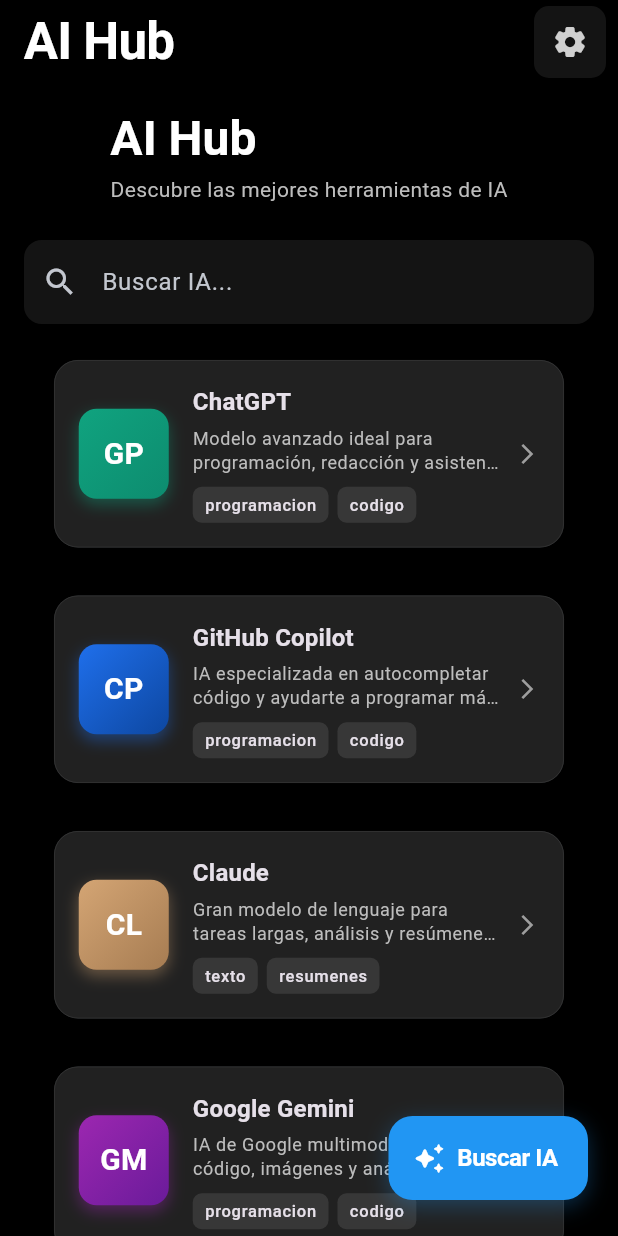
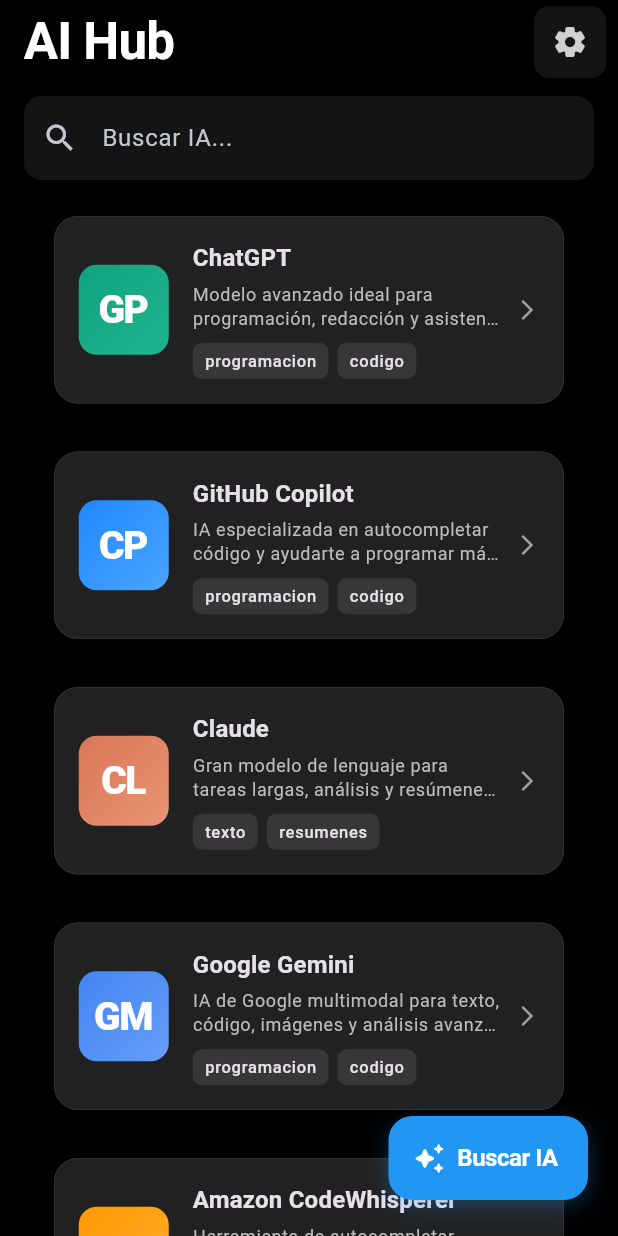
Before and after one commit to Ameri50/primera-aplicaciond-de-10, a Flutter app: the screen it shows after launch, on a phone screen of 412 x 824 dp. Run offline on Flutter 3.47's test engine with Material 3 defaults, Android fonts, the phone set to English and light mode, and no system bars.

Commit message:
en proceso de terminar

```diff
--- a/lib/src/app/ui/home/ai_utils.dart
+++ b/lib/src/app/ui/home/ai_utils.dart
@@ -1,43 +1,85 @@
 import 'package:flutter/material.dart';
 
 class AiUtils {
+  // Colores brillantes para los gradientes
+  static const List<List<Color>> brightGradients = [
+    [Color(0xFF10A37F), Color(0xFF1FB38D)], // ChatGPT - Verde
+    [Color(0xFF2088FF), Color(0xFF4AA4FF)], // GitHub - Azul
+    [Color(0xFFD97757), Color(0xFFE89474)], // Claude - Marrón
+    [Color(0xFF4285F4), Color(0xFF669DF6)], // Google - Azul claro
+    [Color(0xFFFF9900), Color(0xFFFFAD33)], // Amazon - Naranja
+    [Color(0xFF9B59B6), Color(0xFFAF7AC5)], // Midjourney - Púrpura
+    [Color(0xFFE74C3C), Color(0xFFEC7063)], // DALL-E - Rojo
+    [Color(0xFF00C4CC), Color(0xFF33D1D8)], // Canva - Cyan
+    [Color(0xFF3498DB), Color(0xFF5DADE2)], // Stable - Azul
+    [Color(0xFFFF0050), Color(0xFFFF3366)], // Adobe - Rosa
+    [Color(0xFF1FB6FF), Color(0xFF4DC4FF)], // Perplexity - Cyan
+    [Color(0xFF7B68EE), Color(0xFF9B8AEE)], // You.com - Púrpura
+    [Color(0xFFFF6B6B), Color(0xFFFF8787)], // Jasper - Rojo
+    [Color(0xFF16A085), Color(0xFF1ABC9C)], // Copy.ai - Verde
+    [Color(0xFF15C39A), Color(0xFF3BD5AE)], // Grammarly - Verde azul
+    [Color(0xFFE67E22), Color(0xFFEB984E)], // Eleven Labs - Naranja
+    [Color(0xFF8E44AD), Color(0xFFA569BD)], // Descript - Púrpura
+    [Color(0xFF34495E), Color(0xFF5D6D7B)], // Notion - Gris oscuro
+    [Color(0xFF0078D4), Color(0xFF33A3F4)], // Microsoft - Azul
+    [Color(0xFFFF4757), Color(0xFFFF6B81)], // Synthesia - Rosa
+    [Color(0xFF6C5CE7), Color(0xFF8B7AE7)], // Runway - Púrpura
+    [Color(0xFF14BF96), Color(0xFF3DD5B5)], // Khan - Verde
+  ];
+
   static List<Color> getGradientForAi(String name) {
     final lowerName = name.toLowerCase().trim();
 
-    final gradients = {
-      'chatgpt': [const Color(0xFF10A37F), const Color(0xFF0D8C6F)],
-      'github copilot': [const Color(0xFF1F6FEB), const Color(0xFF0D47A1)],
-      'claude': [const Color(0xFFD4A574), const Color(0xFFA67C52)],
-      'google gemini': [const Color(0xFF9C27B0), const Color(0xFF6A1B9A)],
-      'amazon codewhisperer': [const Color(0xFFFF9900), const Color(0xFFE68B00)],
-      'midjourney': [const Color(0xFF5B21B6), const Color(0xFF3730A3)],
-      'dall-e': [const Color(0xFF00BCD4), const Color(0xFF0097A7)],
-      'canva': [const Color(0xFF00D4FF), const Color(0xFF0099CC)],
-      'stable diffusion': [const Color(0xFFFF6B6B), const Color(0xFFEE5A6F)],
-      'adobe firefly': [const Color(0xFFFF0000), const Color(0xFFCC0000)],
-      'perplexity': [const Color(0xFF3B82F6), const Color(0xFF1E40AF)],
-      'you.com': [const Color(0xFFFF6B35), const Color(0xFFE63946)],
-      'jasper': [const Color(0xFF6D28D9), const Color(0xFF4C1D95)],
-      'copy.ai': [const Color(0xFF14B8A6), const Color(0xFF0D9488)],
-      'grammarly': [const Color(0xFF15C784), const Color(0xFF0BA156)],
-      'eleven labs': [const Color(0xFF8B5CF6), const Color(0xFF6D28D9)],
-      'descript': [const Color(0xFFFBBF24), const Color(0xFFF59E0B)],
-      'notion': [const Color(0xFF000000), const Color(0xFF404040)],
-      'microsoft copilot': [const Color(0xFF0078D4), const Color(0xFF005A9E)],
-      'synthesia': [const Color(0xFF00D4FF), const Color(0xFF0099FF)],
-      'runway': [const Color(0xFF00FF88), const Color(0xFF00CC66)],
-      'khan academy': [const Color(0xFF14BF96), const Color(0xFF0F9470)],
+    // Mapa de nombres a índices de colores
+    final nameToIndex = {
+      'chatgpt': 0,
+      'github copilot': 1,
+      'github': 1,
+      'claude': 2,
+      'google gemini': 3,
+      'gemini': 3,
+      'amazon codewhisperer': 4,
+      'amazon': 4,
+      'midjourney': 5,
+      'dall-e': 6,
+      'dalle': 6,
+      'canva ai': 7,
+      'canva': 7,
+      'stable diffusion': 8,
+      'stable': 8,
+      'adobe firefly': 9,
+      'adobe': 9,
+      'firefly': 9,
+      'perplexity': 10,
+      'you.com': 11,
+      'you': 11,
+      'jasper': 12,
+      'copy.ai': 13,
+      'copy': 13,
+      'grammarly': 14,
+      'eleven labs': 15,
+      'eleven': 15,
+      'descript': 16,
+      'notion ai': 17,
+      'notion': 17,
+      'microsoft copilot': 18,
+      'microsoft': 18,
+      'synthesia': 19,
+      'runway ml': 20,
+      'runway': 20,
+      'khan academy': 21,
+      'khan': 21,
     };
 
     // Busca coincidencia exacta primero
-    if (gradients.containsKey(lowerName)) {
-      return gradients[lowerName]!;
+    if (nameToIndex.containsKey(lowerName)) {
+      return brightGradients[nameToIndex[lowerName]!];
     }
 
-    // Si no encuentra, busca por palabras clave
-    for (var key in gradients.keys) {
+    // Busca por palabras clave
+    for (var key in nameToIndex.keys) {
       if (lowerName.contains(key) || key.contains(lowerName)) {
-        return gradients[key]!;
+        return brightGradients[nameToIndex[key]!];
       }
     }
 
@@ -46,55 +88,59 @@ class AiUtils {
   }
 
   static List<Color> _generateGradientFromName(String name) {
-    final colors = [
-      [const Color(0xFF667EEA), const Color(0xFF764BA2)],
-      [const Color(0xFFF093FB), const Color(0xFFF5576C)],
-      [const Color(0xFF4FACFE), const Color(0xFF00F2FE)],
-      [const Color(0xFFFA709A), const Color(0xFFFECE34)],
-      [const Color(0xFF30CFD0), const Color(0xFF330867)],
-      [const Color(0xFFA8EDEA), const Color(0xFFFED6E3)],
-      [const Color(0xFF9890E3), const Color(0xFFB1F83B)],
-      [const Color(0xFFFF9A56), const Color(0xFFFF6A88)],
-    ];
-
     final hash = name.hashCode.abs();
-    return colors[hash % colors.length];
+    return brightGradients[hash % brightGradients.length];
   }
 
   static String getInitialsForAi(String name) {
-    final lowerName = name.toLowerCase().trim();
-
     const initials = {
       'chatgpt': 'GP',
       'github copilot': 'CP',
+      'github': 'GH',
       'claude': 'CL',
       'google gemini': 'GM',
+      'gemini': 'GM',
       'amazon codewhisperer': 'CW',
+      'amazon': 'AZ',
       'midjourney': 'MJ',
       'dall-e': 'DE',
+      'dalle': 'DE',
+      'canva ai': 'CA',
       'canva': 'CA',
       'stable diffusion': 'SD',
+      'stable': 'SD',
       'adobe firefly': 'AF',
+      'adobe': 'AB',
+      'firefly': 'FF',
       'perplexity': 'PX',
       'you.com': 'YC',
+      'you': 'YO',
       'jasper': 'JS',
       'copy.ai': 'CP',
-      'grammarly': 'GM',
+      'copy': 'CP',
+      'grammarly': 'GR',
       'eleven labs': 'EL',
+      'eleven': 'EL',
       'descript': 'DS',
-      'notion': 'NA',
+      'notion ai': 'NA',
+      'notion': 'NO',
       'microsoft copilot': 'MC',
+      'microsoft': 'MS',
       'synthesia': 'SY',
-      'runway': 'RM',
+      'runway ml': 'RM',
+      'runway': 'RW',
       'khan academy': 'KA',
+      'khan': 'KH',
     };
+
+    final lowerName = name.toLowerCase().trim();
 
     // Busca coincidencia exacta
     if (initials.containsKey(lowerName)) {
       return initials[lowerName]!;
     }
 
-    // Si no encuentra, busca por palabras clave
+    // Busca por palabras clave
     for (var key in initials.keys) {
       if (lowerName.contains(key) || key.contains(lowerName)) {
         return initials[key]!;
--- a/lib/src/app/ui/home/home_design.dart
+++ b/lib/src/app/ui/home/home_design.dart
@@ -8,29 +8,7 @@ class HomeHeader extends StatelessWidget {
 
   @override
   Widget build(BuildContext context) {
-    final isDark = Theme.of(context).brightness == Brightness.dark;
-    return Padding(
-      padding: const EdgeInsets.all(16),
-      child: Column(
-        crossAxisAlignment: CrossAxisAlignment.start,
-        children: [
-          Text(
-            'AI Hub',
-            style: Theme.of(context).textTheme.headlineLarge?.copyWith(
-              fontWeight: FontWeight.bold,
-              color: isDark ? Colors.white : Colors.black,
-            ),
-          ),
-          const SizedBox(height: 4),
-          Text(
-            'Descubre las mejores herramientas de IA',
-            style: Theme.of(context).textTheme.bodyMedium?.copyWith(
-              color: isDark ? Colors.grey[400] : Colors.grey[600],
-            ),
-          ),
-        ],
-      ),
-    );
+    return const SizedBox(height: 0);
   }
 }
 
@@ -114,9 +92,7 @@ class _AiCardModernState extends State<AiCardModern> {
             child: Row(
               children: [
                 // Icono personalizado con gradiente
-                Container(
-                  width: 60,
-                  height: 60,
+                DecoratedBox(
                   decoration: BoxDecoration(
                     borderRadius: BorderRadius.circular(12),
                     gradient: LinearGradient(
@@ -124,21 +100,20 @@ class _AiCardModernState extends State<AiCardModern> {
                       end: Alignment.bottomRight,
                       colors: gradient,
                     ),
-                    boxShadow: [
-                      BoxShadow(
-                        color: gradient[0].withValues(alpha: 0.4),
-                        blurRadius: 8,
-                        offset: const Offset(0, 4),
-                      ),
-                    ],
                   ),
-                  child: Center(
-                    child: Text(
-                      initials,
-                      style: const TextStyle(
-                        color: Colors.white,
-                        fontWeight: FontWeight.bold,
-                        fontSize: 20,
+                  child: SizedBox(
+                    width: 60,
+                    height: 60,
+                    child: Center(
+                      child: Text(
+                        initials,
+                        style: const TextStyle(
+                          color: Colors.white,
+                          fontWeight: FontWeight.w900,
+                          fontSize: 26,
+                          letterSpacing: -1,
+                          height: 1.0,
+                        ),
                       ),
                     ),
                   ),
--- a/lib/src/app/ui/home/home_screen.dart
+++ b/lib/src/app/ui/home/home_screen.dart
@@ -335,8 +335,9 @@ class _SmartSearchDialogState extends State<SmartSearchDialog> {
                                 initials,
                                 style: const TextStyle(
                                   color: Colors.white,
-                                  fontWeight: FontWeight.bold,
-                                  fontSize: 14,
+                                  fontWeight: FontWeight.w900,
+                                  fontSize: 16,
+                                  letterSpacing: -0.5,
                                 ),
                               ),
                             ),
```
